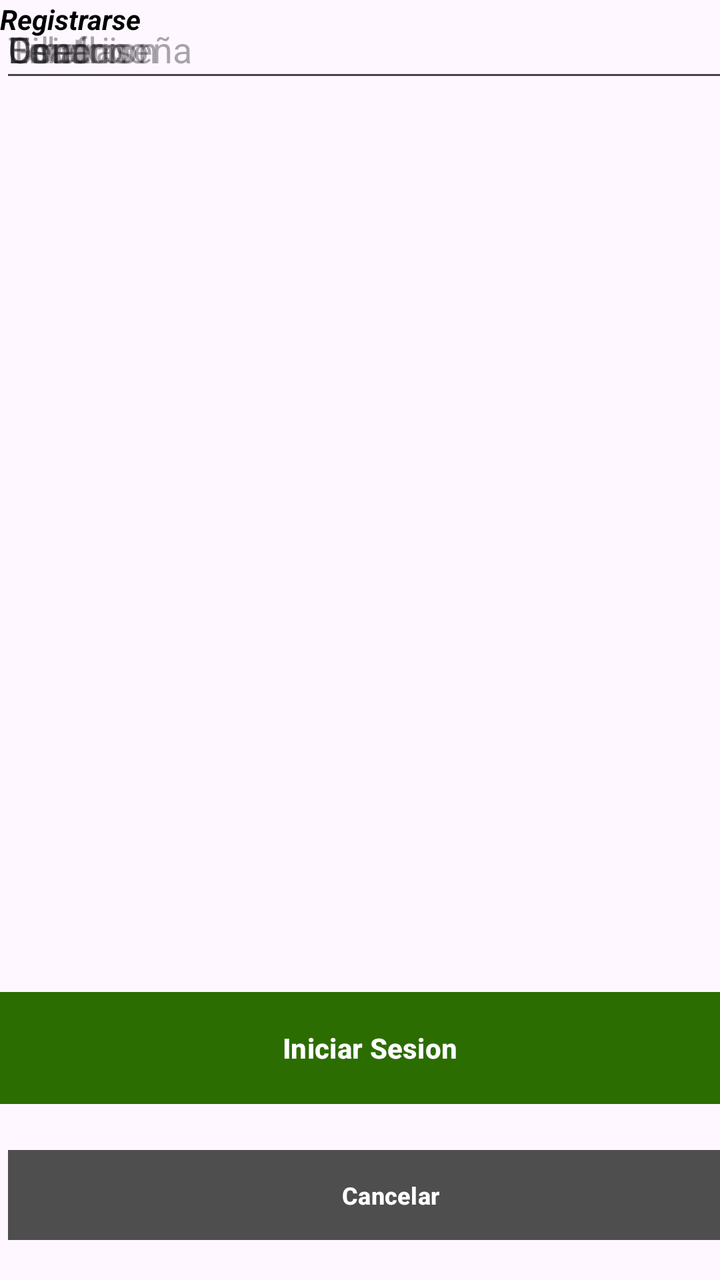
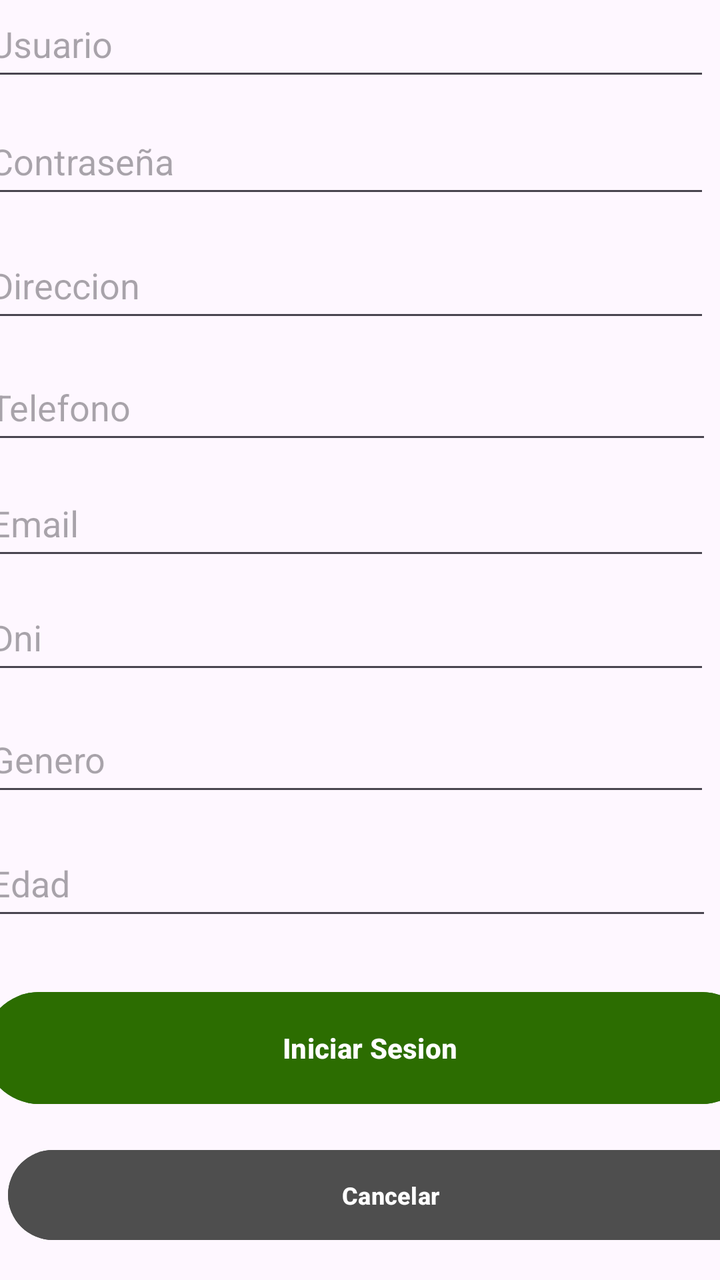

The first picture is an Android layout as it rendered before a commit; the second is the same layout after the commit. The layout source and the unified diff follow.
<!-- AndroidManifest.xml: application theme Theme.MobilesVC -->
<!-- res/layout/register_view.xml -->
<?xml version="1.0" encoding="utf-8"?>
<androidx.constraintlayout.widget.ConstraintLayout xmlns:android="http://schemas.android.com/apk/res/android"
    xmlns:app="http://schemas.android.com/apk/res-auto"
    xmlns:tools="http://schemas.android.com/tools"
    android:layout_width="match_parent"
    android:layout_height="match_parent">

    <com.google.android.material.textfield.TextInputEditText
        android:id="@+id/vGeneroRegister"
        android:layout_width="364dp"
        android:layout_height="46dp"
        android:hint="Genero"
        tools:layout_editor_absoluteX="16dp"
        tools:layout_editor_absoluteY="452dp" />

    <com.google.android.material.textfield.TextInputEditText
        android:id="@+id/vDniRegister"
        android:layout_width="364dp"
        android:layout_height="46dp"
        android:hint="Dni"
        tools:layout_editor_absoluteX="16dp"
        tools:layout_editor_absoluteY="395dp" />

    <Button
        android:id="@+id/vVolverRegister"
        android:layout_width="383dp"
        android:layout_height="53dp"
        android:layout_marginHorizontal="24dp"
        android:layout_marginTop="8dp"
        android:layout_marginBottom="16dp"
        android:backgroundTint="#4E4E4E"
        android:paddingVertical="10dp"
        android:text="Cancelar"
        android:textSize="12sp"
        android:textStyle="bold"
        android:visibility="visible"
        app:cornerRadius="@dimen/item_transform_image_length"
        app:layout_constraintBottom_toBottomOf="parent"
        app:layout_constraintEnd_toEndOf="parent"
        app:layout_constraintHorizontal_bias="0.285"
        app:layout_constraintStart_toStartOf="parent"
        app:layout_constraintTop_toBottomOf="@+id/btIniciarSesion" />

    <Button
        android:id="@+id/vCrearUsuario"
        android:layout_width="387dp"
        android:layout_height="64dp"
        android:layout_marginTop="48dp"
        android:layout_marginBottom="84dp"
        android:backgroundTint="#2C6D01"
        android:paddingVertical="14dp"
        android:text="Iniciar Sesion"
        android:textStyle="bold"
        app:cornerRadius="@dimen/item_transform_image_length"
        app:layout_constraintBottom_toBottomOf="parent"
        app:layout_constraintEnd_toEndOf="parent"
        app:layout_constraintHorizontal_bias="0.333"
        app:layout_constraintStart_toStartOf="parent"
        app:layout_constraintTop_toBottomOf="@+id/etClave" />

    <com.google.android.material.textfield.TextInputEditText
        android:id="@+id/vEmailRegister"
        android:layout_width="364dp"
        android:layout_height="46dp"
        android:hint="Email"
        tools:layout_editor_absoluteX="16dp"
        tools:layout_editor_absoluteY="342dp" />

    <com.google.android.material.textfield.TextInputEditText
        android:id="@+id/vDireccionRegister"
        android:layout_width="364dp"
        android:layout_height="46dp"
        android:hint="Direccion"
        tools:layout_editor_absoluteX="16dp"
        tools:layout_editor_absoluteY="231dp" />

    <com.google.android.material.textfield.TextInputEditText
        android:id="@+id/vPasswordRegister"
        android:layout_width="364dp"
        android:layout_height="46dp"
        android:hint="Contraseña"
        tools:layout_editor_absoluteX="16dp"
        tools:layout_editor_absoluteY="173dp" />

    <com.google.android.material.textfield.TextInputEditText
        android:id="@+id/vNombreRegister"
        android:layout_width="364dp"
        android:layout_height="46dp"
        android:hint="Usuario"
        tools:layout_editor_absoluteX="16dp"
        tools:layout_editor_absoluteY="118dp" />

    <TextView
        android:id="@+id/textView3"
        android:layout_width="wrap_content"
        android:layout_height="wrap_content"
        android:fontFamily="sans-serif"
        android:text="Registrarse"
        android:textColor="#000000"
        android:textStyle="bold|italic"
        tools:layout_editor_absoluteX="140dp"
        tools:layout_editor_absoluteY="42dp"
        tools:textSize="26sp" />

    <EditText
        android:id="@+id/vTelefonoRegister"
        android:layout_width="365dp"
        android:layout_height="46dp"
        android:ems="10"
        android:hint="Telefono"
        android:inputType="number"
        tools:layout_editor_absoluteX="16dp"
        tools:layout_editor_absoluteY="288dp" />

    <EditText
        android:id="@+id/vEdadRegister"
        android:layout_width="365dp"
        android:layout_height="46dp"
        android:ems="10"
        android:hint="Edad"
        android:inputType="number"
        tools:layout_editor_absoluteX="16dp"
        tools:layout_editor_absoluteY="510dp" />
</androidx.constraintlayout.widget.ConstraintLayout>
<!-- resources referenced by this layout -->
<resources>
  <style name="Theme.MobilesVC" parent="Base.Theme.MobilesVC" />
  <style name="Base.Theme.MobilesVC" parent="Theme.Material3.DayNight.NoActionBar">
          
          
      </style>
</resources>

<!-- the commit's change to res/layout/register_view.xml (unified diff, before → after) -->
@@ -8,18 +8,26 @@
     <com.google.android.material.textfield.TextInputEditText
         android:id="@+id/vGeneroRegister"
         android:layout_width="364dp"
-        android:layout_height="46dp"
+        android:layout_height="50dp"
+        android:layout_marginStart="16dp"
+        android:layout_marginEnd="31dp"
+        android:layout_marginBottom="12dp"
         android:hint="Genero"
-        tools:layout_editor_absoluteX="16dp"
-        tools:layout_editor_absoluteY="452dp" />
+        app:layout_constraintBottom_toTopOf="@+id/vEdadRegister"
+        app:layout_constraintEnd_toEndOf="parent"
+        app:layout_constraintStart_toStartOf="parent" />
 
     <com.google.android.material.textfield.TextInputEditText
         android:id="@+id/vDniRegister"
         android:layout_width="364dp"
-        android:layout_height="46dp"
+        android:layout_height="50dp"
+        android:layout_marginStart="16dp"
+        android:layout_marginEnd="31dp"
+        android:layout_marginBottom="11dp"
         android:hint="Dni"
-        tools:layout_editor_absoluteX="16dp"
-        tools:layout_editor_absoluteY="395dp" />
+        app:layout_constraintBottom_toTopOf="@+id/vGeneroRegister"
+        app:layout_constraintEnd_toEndOf="parent"
+        app:layout_constraintStart_toStartOf="parent" />
 
     <Button
         android:id="@+id/vVolverRegister"
@@ -34,12 +42,10 @@
         android:textSize="12sp"
         android:textStyle="bold"
         android:visibility="visible"
-        app:cornerRadius="@dimen/item_transform_image_length"
         app:layout_constraintBottom_toBottomOf="parent"
         app:layout_constraintEnd_toEndOf="parent"
         app:layout_constraintHorizontal_bias="0.285"
-        app:layout_constraintStart_toStartOf="parent"
-        app:layout_constraintTop_toBottomOf="@+id/btIniciarSesion" />
+        app:layout_constraintStart_toStartOf="parent" />
 
     <Button
         android:id="@+id/vCrearUsuario"
@@ -51,74 +57,102 @@
         android:paddingVertical="14dp"
         android:text="Iniciar Sesion"
         android:textStyle="bold"
-        app:cornerRadius="@dimen/item_transform_image_length"
         app:layout_constraintBottom_toBottomOf="parent"
         app:layout_constraintEnd_toEndOf="parent"
         app:layout_constraintHorizontal_bias="0.333"
-        app:layout_constraintStart_toStartOf="parent"
-        app:layout_constraintTop_toBottomOf="@+id/etClave" />
+        app:layout_constraintStart_toStartOf="parent" />
 
     <com.google.android.material.textfield.TextInputEditText
         android:id="@+id/vEmailRegister"
         android:layout_width="364dp"
-        android:layout_height="46dp"
+        android:layout_height="50dp"
+        android:layout_marginStart="16dp"
+        android:layout_marginEnd="31dp"
+        android:layout_marginBottom="7dp"
         android:hint="Email"
-        tools:layout_editor_absoluteX="16dp"
-        tools:layout_editor_absoluteY="342dp" />
+        app:layout_constraintBottom_toTopOf="@+id/vDniRegister"
+        app:layout_constraintEnd_toEndOf="parent"
+        app:layout_constraintStart_toStartOf="parent" />
 
     <com.google.android.material.textfield.TextInputEditText
         android:id="@+id/vDireccionRegister"
         android:layout_width="364dp"
-        android:layout_height="46dp"
+        android:layout_height="50dp"
+        android:layout_marginStart="16dp"
+        android:layout_marginEnd="31dp"
+        android:layout_marginBottom="11dp"
         android:hint="Direccion"
-        tools:layout_editor_absoluteX="16dp"
-        tools:layout_editor_absoluteY="231dp" />
+        app:layout_constraintBottom_toTopOf="@+id/vTelefonoRegister"
+        app:layout_constraintEnd_toEndOf="parent"
+        app:layout_constraintStart_toStartOf="parent" />
 
     <com.google.android.material.textfield.TextInputEditText
         android:id="@+id/vPasswordRegister"
         android:layout_width="364dp"
-        android:layout_height="46dp"
+        android:layout_height="50dp"
+        android:layout_marginStart="16dp"
+        android:layout_marginEnd="31dp"
+        android:layout_marginBottom="12dp"
         android:hint="Contraseña"
-        tools:layout_editor_absoluteX="16dp"
-        tools:layout_editor_absoluteY="173dp" />
+        app:layout_constraintBottom_toTopOf="@+id/vDireccionRegister"
+        app:layout_constraintEnd_toEndOf="parent"
+        app:layout_constraintStart_toStartOf="parent" />
 
     <com.google.android.material.textfield.TextInputEditText
         android:id="@+id/vNombreRegister"
         android:layout_width="364dp"
-        android:layout_height="46dp"
+        android:layout_height="50dp"
+        android:layout_marginStart="16dp"
+        android:layout_marginEnd="31dp"
+        android:layout_marginBottom="9dp"
         android:hint="Usuario"
-        tools:layout_editor_absoluteX="16dp"
-        tools:layout_editor_absoluteY="118dp" />
+        app:layout_constraintBottom_toTopOf="@+id/vPasswordRegister"
+        app:layout_constraintEnd_toEndOf="parent"
+        app:layout_constraintStart_toStartOf="parent" />
 
     <TextView
         android:id="@+id/textView3"
         android:layout_width="wrap_content"
         android:layout_height="wrap_content"
+        android:layout_marginStart="140dp"
+        android:layout_marginTop="42dp"
+        android:layout_marginEnd="141dp"
+        android:layout_marginBottom="41dp"
         android:fontFamily="sans-serif"
         android:text="Registrarse"
         android:textColor="#000000"
         android:textStyle="bold|italic"
-        tools:layout_editor_absoluteX="140dp"
-        tools:layout_editor_absoluteY="42dp"
+        app:layout_constraintBottom_toTopOf="@+id/vNombreRegister"
+        app:layout_constraintEnd_toEndOf="parent"
+        app:layout_constraintStart_toStartOf="parent"
+        app:layout_constraintTop_toTopOf="parent"
         tools:textSize="26sp" />
 
     <EditText
         android:id="@+id/vTelefonoRegister"
         android:layout_width="365dp"
-        android:layout_height="46dp"
+        android:layout_height="50dp"
+        android:layout_marginStart="16dp"
+        android:layout_marginEnd="30dp"
+        android:layout_marginBottom="8dp"
         android:ems="10"
         android:hint="Telefono"
         android:inputType="number"
-        tools:layout_editor_absoluteX="16dp"
-        tools:layout_editor_absoluteY="288dp" />
+        app:layout_constraintBottom_toTopOf="@+id/vEmailRegister"
+        app:layout_constraintEnd_toEndOf="parent"
+        app:layout_constraintStart_toStartOf="parent" />
 
     <EditText
         android:id="@+id/vEdadRegister"
         android:layout_width="365dp"
-        android:layout_height="46dp"
+        android:layout_height="50dp"
+        android:layout_marginStart="16dp"
+        android:layout_marginEnd="30dp"
+        android:layout_marginBottom="27dp"
         android:ems="10"
         android:hint="Edad"
         android:inputType="number"
-        tools:layout_editor_absoluteX="16dp"
-        tools:layout_editor_absoluteY="510dp" />
+        app:layout_constraintBottom_toTopOf="@+id/vCrearUsuario"
+        app:layout_constraintEnd_toEndOf="parent"
+        app:layout_constraintStart_toStartOf="parent" />
 </androidx.constraintlayout.widget.ConstraintLayout>
